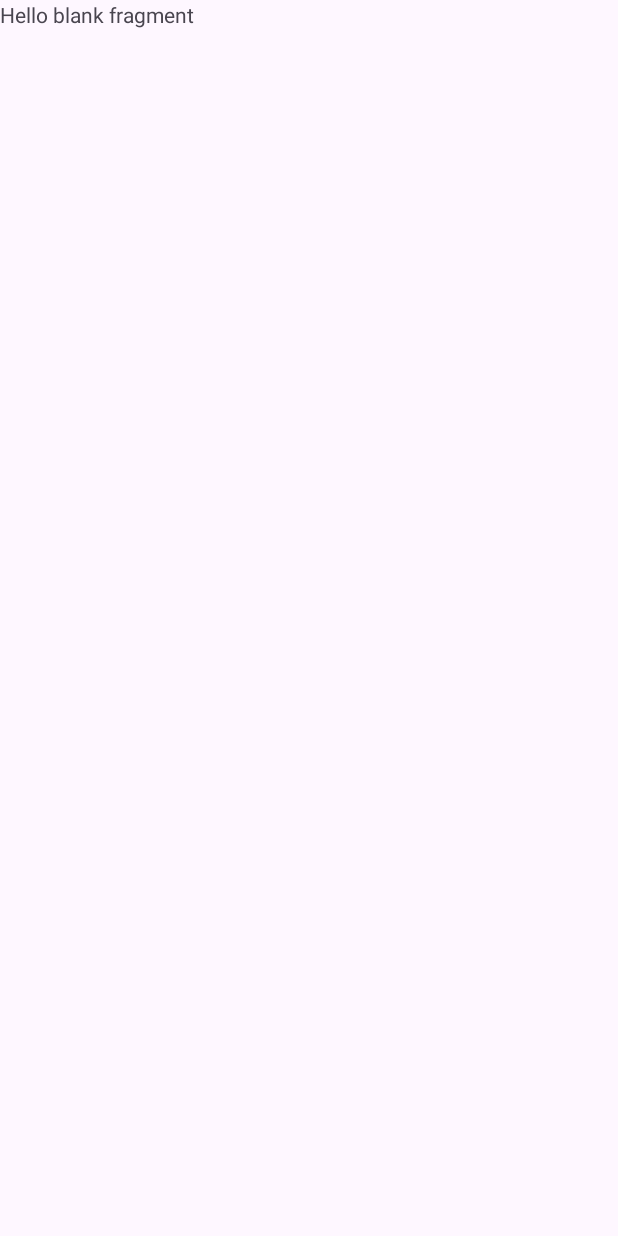
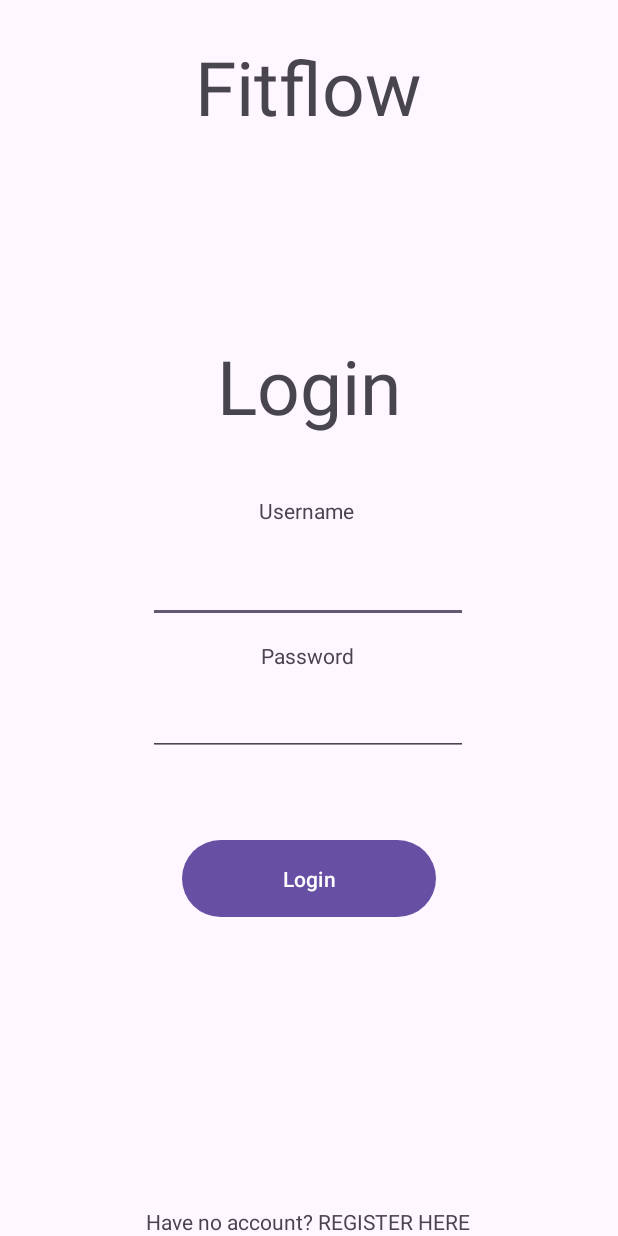
Before and after one commit to lietristan/fitflow1.0, an Android app: the screen it shows after launch (MainActivity), on a phone screen of 412 x 824 dp. Before the commit the screen is almost empty. Run offline under Robolectric (Android 15) with nearby library versions, the phone set to English and light mode, and no system bars.

Commit message:
Login Page Done (0 Func), Intent to homeActivity

```diff
--- a/app/src/main/AndroidManifest.xml
+++ b/app/src/main/AndroidManifest.xml
@@ -1,6 +1,6 @@
 <?xml version="1.0" encoding="utf-8"?>
 <manifest xmlns:android="http://schemas.android.com/apk/res/android"
-    xmlns:tools="http://schemas.android.com/tools" >
+    xmlns:tools="http://schemas.android.com/tools">
 
     <application
         android:allowBackup="true"
@@ -11,10 +11,13 @@
         android:roundIcon="@mipmap/ic_launcher_round"
         android:supportsRtl="true"
         android:theme="@style/Theme.Fitflow10"
-        tools:targetApi="31" >
+        tools:targetApi="31">
+        <activity
+            android:name=".HomeActivity"
+            android:exported="false" />
         <activity
             android:name=".MainActivity"
-            android:exported="true" >
+            android:exported="true">
             <intent-filter>
                 <action android:name="android.intent.action.MAIN" />
 
--- /dev/null
+++ b/app/src/main/java/com/example/fitflow10/HomeActivity.kt
@@ -0,0 +1,11 @@
+package com.example.fitflow10
+
+import androidx.appcompat.app.AppCompatActivity
+import android.os.Bundle
+
+class HomeActivity : AppCompatActivity() {
+    override fun onCreate(savedInstanceState: Bundle?) {
+        super.onCreate(savedInstanceState)
+        setContentView(R.layout.activity_home)
+    }
+}
--- a/app/src/main/java/com/example/fitflow10/MainActivity.kt
+++ b/app/src/main/java/com/example/fitflow10/MainActivity.kt
@@ -1,11 +1,17 @@
 package com.example.fitflow10
 
+import android.content.Intent
 import androidx.appcompat.app.AppCompatActivity
 import android.os.Bundle
+import android.widget.Button
 
 class MainActivity : AppCompatActivity() {
     override fun onCreate(savedInstanceState: Bundle?) {
         super.onCreate(savedInstanceState)
         setContentView(R.layout.activity_main)
+        findViewById<Button>(R.id.loginButton).setOnClickListener() {
+            val intent = Intent(this, HomeActivity::class.java)
+            startActivity(intent)
+        }
     }
 }
--- /dev/null
+++ b/app/src/main/res/layout/activity_home.xml
@@ -0,0 +1,9 @@
+<?xml version="1.0" encoding="utf-8"?>
+<androidx.constraintlayout.widget.ConstraintLayout xmlns:android="http://schemas.android.com/apk/res/android"
+    xmlns:app="http://schemas.android.com/apk/res-auto"
+    xmlns:tools="http://schemas.android.com/tools"
+    android:layout_width="match_parent"
+    android:layout_height="match_parent"
+    tools:context=".HomeActivity">
+
+</androidx.constraintlayout.widget.ConstraintLayout>
--- a/app/src/main/res/layout/activity_main.xml
+++ b/app/src/main/res/layout/activity_main.xml
@@ -1,20 +1,103 @@
 <?xml version="1.0" encoding="utf-8"?>
 <androidx.constraintlayout.widget.ConstraintLayout
     xmlns:android="http://schemas.android.com/apk/res/android"
+    xmlns:app="http://schemas.android.com/apk/res-auto"
     xmlns:tools="http://schemas.android.com/tools"
-    xmlns:app="http://schemas.android.com/apk/res-auto"
     android:layout_width="match_parent"
     android:layout_height="match_parent"
     tools:context=".MainActivity">
 
-    <androidx.fragment.app.FragmentContainerView
-        android:id="@+id/nav_host_fragment"
-        android:name="androidx.navigation.fragment.NavHostFragment"
-        android:layout_width="match_parent"
-        android:layout_height="match_parent"
-        app:defaultNavHost="true"
-        app:navGraph="@navigation/nav_graph"
-        />
+    <TextView
+        android:id="@+id/textView"
+        android:layout_width="wrap_content"
+        android:layout_height="wrap_content"
+        android:layout_marginTop="24dp"
+        android:text="Fitflow"
+        android:textSize="50dp"
+        app:layout_constraintEnd_toEndOf="parent"
+        app:layout_constraintHorizontal_bias="0.498"
+        app:layout_constraintStart_toStartOf="parent"
+        app:layout_constraintTop_toTopOf="parent" />
+
+    <TextView
+        android:id="@+id/textView2"
+        android:layout_width="wrap_content"
+        android:layout_height="wrap_content"
+        android:layout_marginTop="132dp"
+        android:text="Login"
+        android:textSize="50dp"
+        app:layout_constraintEnd_toEndOf="parent"
+        app:layout_constraintStart_toStartOf="parent"
+        app:layout_constraintTop_toBottomOf="@+id/textView" />
+
+    <EditText
+        android:id="@+id/editTextText"
+        android:layout_width="wrap_content"
+        android:layout_height="wrap_content"
+        android:layout_marginTop="20dp"
+        android:ems="10"
+        android:inputType="text"
+        app:layout_constraintEnd_toEndOf="parent"
+        app:layout_constraintHorizontal_bias="0.497"
+        app:layout_constraintStart_toStartOf="parent"
+        app:layout_constraintTop_toBottomOf="@+id/textView3" />
+
+    <TextView
+        android:id="@+id/textView4"
+        android:layout_width="wrap_content"
+        android:layout_height="wrap_content"
+        android:layout_marginTop="12dp"
+        android:text="Password"
+        app:layout_constraintEnd_toEndOf="parent"
+        app:layout_constraintHorizontal_bias="0.498"
+        app:layout_constraintStart_toStartOf="parent"
+        app:layout_constraintTop_toBottomOf="@+id/editTextText" />
+
+    <TextView
+        android:id="@+id/textView3"
+        android:layout_width="wrap_content"
+        android:layout_height="wrap_content"
+        android:layout_marginTop="40dp"
+        android:text="Username"
+        app:layout_constraintEnd_toEndOf="parent"
+        app:layout_constraintHorizontal_bias="0.495"
+        app:layout_constraintStart_toStartOf="parent"
+        app:layout_constraintTop_toBottomOf="@+id/textView2" />
+
+    <EditText
+        android:id="@+id/editTextTextPassword"
+        android:layout_width="wrap_content"
+        android:layout_height="wrap_content"
+        android:layout_marginTop="12dp"
+        android:ems="10"
+        android:inputType="textPassword"
+        app:layout_constraintEnd_toEndOf="parent"
+        app:layout_constraintHorizontal_bias="0.497"
+        app:layout_constraintStart_toStartOf="parent"
+        app:layout_constraintTop_toBottomOf="@+id/textView4" />
+
+    <Button
+        android:id="@+id/loginButton"
+        android:layout_width="169dp"
+        android:layout_height="59dp"
+        android:layout_marginTop="52dp"
+        android:text="Login"
+        app:layout_constraintEnd_toEndOf="parent"
+        app:layout_constraintStart_toStartOf="parent"
+        app:layout_constraintTop_toBottomOf="@+id/editTextTextPassword" />
+
+    <TextView
+        android:id="@+id/textView5"
+        android:layout_width="wrap_content"
+        android:layout_height="wrap_content"
+        android:layout_marginTop="16dp"
+        android:text="Have no account? REGISTER HERE"
+        app:layout_constraintBottom_toBottomOf="parent"
+        app:layout_constraintEnd_toEndOf="parent"
+        app:layout_constraintHorizontal_bias="0.497"
+        app:layout_constraintStart_toStartOf="parent"
+        app:layout_constraintTop_toBottomOf="@+id/button"
+        app:layout_constraintVertical_bias="0.181" />
 
 
 </androidx.constraintlayout.widget.ConstraintLayout>
```
